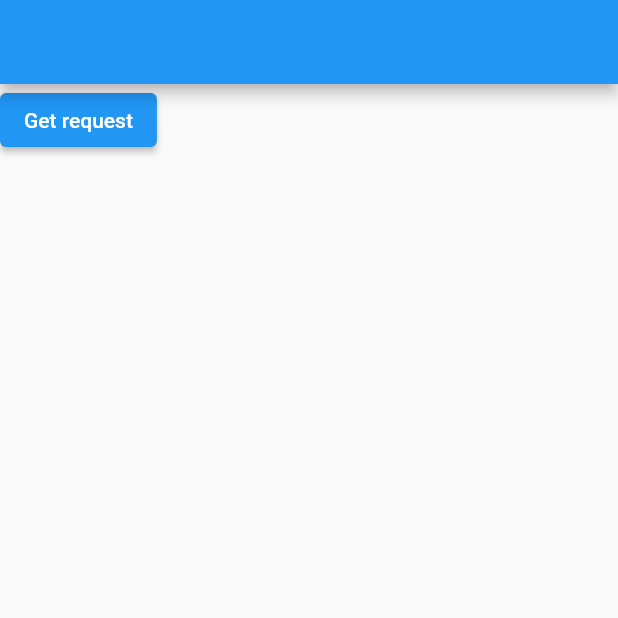
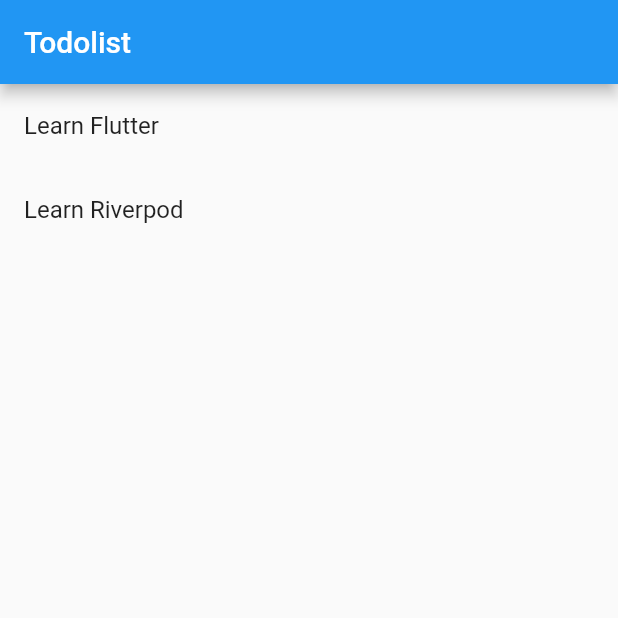
Before and after one commit to berkayismus/flutter_usecases, a Flutter app: the screen it shows after launch, on a phone screen of 412 x 824 dp, the top half of it. Run offline on Flutter 3.47's test engine with Material 2 defaults, Android fonts, the phone set to English and light mode, and no system bars; our stand-ins replace flutter_riverpod.

Commit message:
add riverpod examples

```diff
--- a/analysis_options.yaml
+++ b/analysis_options.yaml
@@ -27,3 +27,7 @@
 
 # Additional information about this file can be found at
 # https://dart.dev/guides/language/analysis-options
+
+analyzer:
+  plugins:
+    - custom_lint
--- a/lib/app.dart
+++ /dev/null
@@ -1,15 +0,0 @@
-import 'package:flutter/material.dart';
-import 'package:flutter_usecases/ignoring_page.dart';
-
-class MyApp extends StatelessWidget {
-  const MyApp({super.key});
-
-  @override
-  Widget build(BuildContext context) {
-    return const MaterialApp(
-      debugShowCheckedModeBanner: false,
-      title: 'Flutter Usecases',
-      home: IgnoringPage(),
-    );
-  }
-}
--- a/lib/main.dart
+++ b/lib/main.dart
@@ -1,6 +1,29 @@
 import 'package:flutter/material.dart';
-import 'package:flutter_usecases/app.dart';
+import 'package:flutter_riverpod/flutter_riverpod.dart';
+import 'package:flutter_usecases/riverpod_examples/todo_list_page.dart';
 
 // * bu projede denemek istediğim şeyleri uyguluyorum
 
-void main() => runApp(const MyApp());
+final helloWorldProvider = Provider<String>((_) => "Hello world");
+
+void main() {
+  runApp(
+    const ProviderScope(
+      child: MyApp(),
+    ),
+  );
+}
+
+class MyApp extends ConsumerWidget {
+  const MyApp({super.key});
+
+  @override
+  Widget build(BuildContext context, WidgetRef ref) {
+    final helloWorld = ref.watch(helloWorldProvider);
+    return const MaterialApp(
+      debugShowCheckedModeBanner: false,
+      title: "Flutter Usecases",
+      home: TodoListPage(),
+    );
+  }
+}
--- /dev/null
+++ b/lib/riverpod_examples/todo_list_page.dart
@@ -0,0 +1,45 @@
+import 'dart:async';
+
+import 'package:flutter/material.dart';
+import 'package:flutter_riverpod/flutter_riverpod.dart';
+import 'package:flutter_usecases/riverpod_examples/todo_model.dart';
+
+final todoListProvider =
+    AsyncNotifierProvider.autoDispose<TodoList, List<Todo>>(TodoList.new);
+
+class TodoList extends AutoDisposeAsyncNotifier<List<Todo>> {
+  @override
+  FutureOr<List<Todo>> build() async {
+    await Future.delayed(const Duration(seconds: 2));
+    return [
+      Todo(description: 'Learn Flutter', completed: true),
+      Todo(description: 'Learn Riverpod'),
+    ];
+  }
+}
+
+class TodoListPage extends ConsumerWidget {
+  const TodoListPage({super.key});
+
+  @override
+  Widget build(BuildContext context, WidgetRef ref) {
+    final todoList = ref.watch(todoListProvider);
+    return Scaffold(
+      appBar: AppBar(
+        title: const Text("Todolist"),
+      ),
+      body: todoList.when(
+        data: (data) => ListView.builder(
+          itemCount: todoList.value?.length,
+          itemBuilder: (BuildContext context, int index) {
+            return ListTile(
+              title: Text(todoList.value?[index].description ?? ""),
+            );
+          },
+        ),
+        error: (error, stackTrace) => Text(error.toString()),
+        loading: () => const CircularProgressIndicator(),
+      ),
+    );
+  }
+}
--- a/pubspec.yaml
+++ b/pubspec.yaml
@@ -35,6 +35,8 @@
   # The following adds the Cupertino Icons font to your application.
   # Use with the CupertinoIcons class for iOS style icons.
   cupertino_icons: ^1.0.2
+  flutter_riverpod: ^2.4.8
+  http: ^1.1.0
 
 dev_dependencies:
   flutter_test:
@@ -46,6 +48,8 @@
   # package. See that file for information about deactivating specific lint
   # rules and activating additional ones.
   flutter_lints: ^2.0.0
+  custom_lint: ^0.5.7
+  riverpod_lint: ^2.3.6
 
 # For information on the generic Dart part of this file, see the
 # following page: https://dart.dev/tools/pub/pubspec
```
Also changed, not shown: lib/riverpod_examples/activities_page.dart (added, +33 -0 lines), lib/riverpod_examples/activity_model.dart (added, +25 -0 lines), lib/riverpod_examples/todo_model.dart (added, +16 -0 lines), pubspec.lock, 1 other file.
